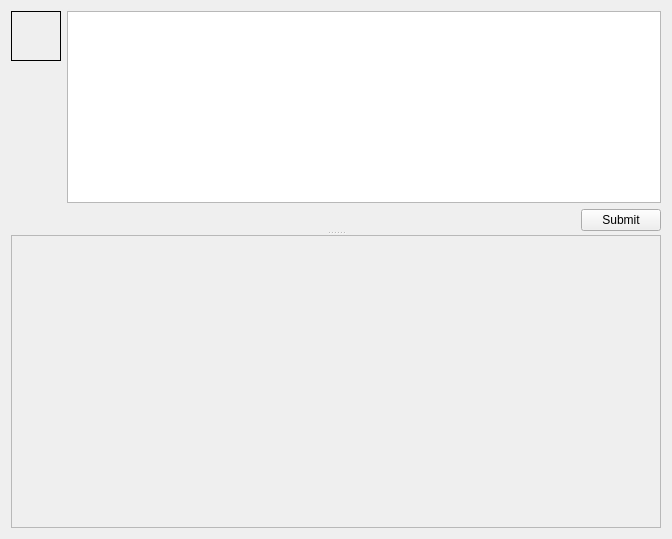
Above: ui/ForumView.ui from dmzdev/stance before the change. Below: the same form after it.
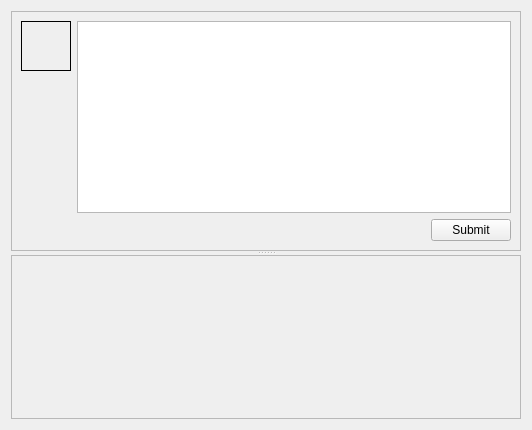
That is the form after the change.

Commit message: "tweaking usability of forums"

The edit to the form file:
```diff
--- a/ui/ForumView.ui
+++ b/ui/ForumView.ui
@@ -6,8 +6,8 @@
    <rect>
     <x>0</x>
     <y>0</y>
-    <width>672</width>
-    <height>539</height>
+    <width>532</width>
+    <height>430</height>
    </rect>
   </property>
   <property name="windowTitle">
@@ -22,9 +22,27 @@
      <property name="childrenCollapsible">
       <bool>false</bool>
      </property>
-     <widget class="QWidget" name="">
+     <widget class="QFrame" name="postFrame">
+      <property name="sizePolicy">
+       <sizepolicy hsizetype="Preferred" vsizetype="Minimum">
+        <horstretch>0</horstretch>
+        <verstretch>0</verstretch>
+       </sizepolicy>
+      </property>
+      <property name="minimumSize">
+       <size>
+        <width>0</width>
+        <height>120</height>
+       </size>
+      </property>
+      <property name="frameShape">
+       <enum>QFrame::StyledPanel</enum>
+      </property>
+      <property name="frameShadow">
+       <enum>QFrame::Raised</enum>
+      </property>
       <layout class="QGridLayout" name="gridLayout">
-       <item row="0" column="0">
+       <item row="0" column="0" rowspan="2">
         <layout class="QVBoxLayout" name="verticalLayout">
          <item>
           <widget class="QLabel" name="avatarLabel">
@@ -66,12 +84,12 @@
             <enum>Qt::Vertical</enum>
            </property>
            <property name="sizeType">
-            <enum>QSizePolicy::MinimumExpanding</enum>
+            <enum>QSizePolicy::Expanding</enum>
            </property>
            <property name="sizeHint" stdset="0">
             <size>
              <width>20</width>
-             <height>40</height>
+             <height>0</height>
             </size>
            </property>
           </spacer>
@@ -127,7 +145,7 @@
       <property name="sizePolicy">
        <sizepolicy hsizetype="Expanding" vsizetype="Expanding">
         <horstretch>0</horstretch>
-        <verstretch>1</verstretch>
+        <verstretch>4</verstretch>
        </sizepolicy>
       </property>
       <property name="widgetResizable">
@@ -138,14 +156,14 @@
         <rect>
          <x>0</x>
          <y>0</y>
-         <width>646</width>
-         <height>270</height>
+         <width>506</width>
+         <height>137</height>
         </rect>
        </property>
        <property name="sizePolicy">
         <sizepolicy hsizetype="Preferred" vsizetype="Expanding">
          <horstretch>0</horstretch>
-         <verstretch>0</verstretch>
+         <verstretch>4</verstretch>
         </sizepolicy>
        </property>
       </widget>
```
The commit also changes 6 other files.
